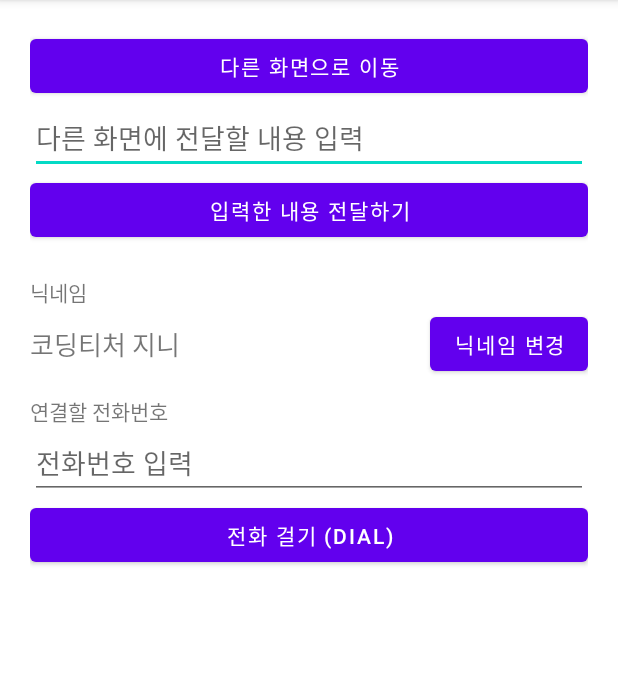
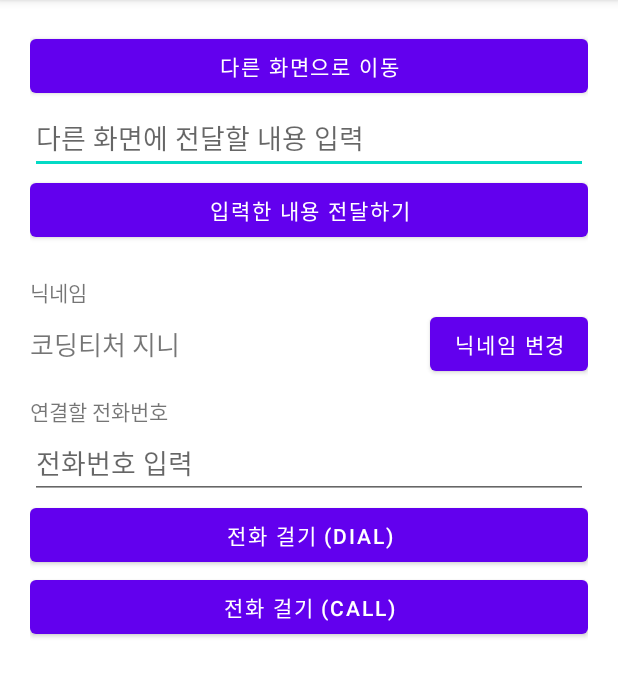
Before and after one commit to cho881020/Intent_20210819, an Android app: the screen it shows after launch (MainActivity), on a phone screen of 412 x 824 dp, the part 84-781 px from its top. Run offline under Robolectric (Android 15) with nearby library versions, the phone set to English and light mode, and no system bars.

Commit message:
CALL 액션 예제  -> 클릭시 앱이 죽는다.

```diff
--- a/app/src/main/res/layout/activity_main.xml
+++ b/app/src/main/res/layout/activity_main.xml
@@ -79,4 +79,11 @@
         android:layout_height="wrap_content"
         android:text="전화 걸기 (DIAL)" />
 
+    <Button
+        android:id="@+id/callBtn"
+        android:layout_width="match_parent"
+        android:layout_height="wrap_content"
+        android:text="전화 걸기 (CALL)" />
+
+
 </LinearLayout>
```
Also changed, not shown: app/src/main/java/com/neppplus/intent_20210819/MainActivity.kt (+10 -0 lines).
